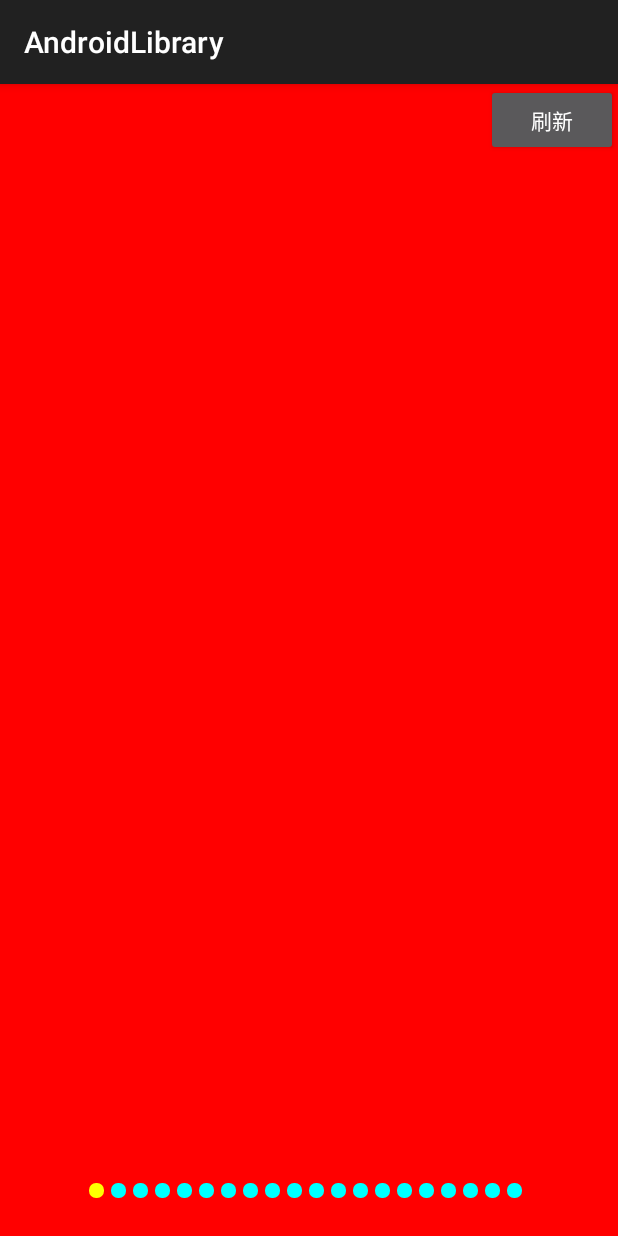
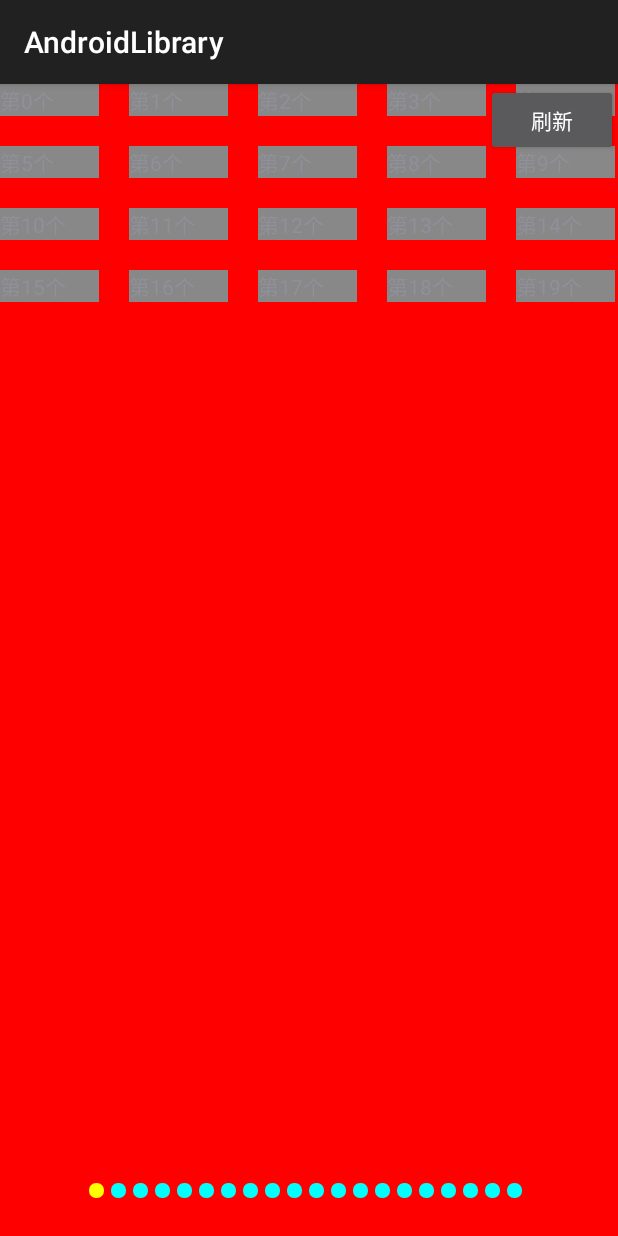
Before and after one commit to lhx546920268/AndroidLibrary, an Android app: the CyclePagerActivity screen opened directly, with no data from a screen before it, after a tap on "刷新", on a phone screen of 412 x 824 dp. Run offline under Robolectric (Android 15) with nearby library versions, the phone set to English and light mode, and no system bars.

Commit message:
修复 viewPager 存在 AbsListView  ReusablePagerAdapter notifyDataSetChanged 无效的问题

```diff
--- a/app/src/main/java/com/lhx/demo/viewPager/CyclePagerActivity.java
+++ b/app/src/main/java/com/lhx/demo/viewPager/CyclePagerActivity.java
@@ -16,6 +16,10 @@ import android.view.Menu;
 import android.view.MenuItem;
 import android.view.View;
 import android.view.ViewGroup;
+import android.widget.AbsListView;
+import android.widget.AdapterView;
+import android.widget.BaseAdapter;
+import android.widget.GridView;
 import android.widget.HorizontalScrollView;
 import android.widget.LinearLayout;
 import android.widget.TextView;
@@ -33,6 +37,8 @@ public class CyclePagerActivity extends AppCompatActivity {
     ViewPager viewPager;
     CyclePagerAdapter adapter;
     int count = 3;
+
+    boolean show = false;
 
     @Override
     protected void onCreate(@Nullable Bundle savedInstanceState) {
@@ -71,13 +77,66 @@ public class CyclePagerActivity extends AppCompatActivity {
 
                 if(convertView == null){
 
-                    LinearLayout linearLayout = new LinearLayout(getBaseContext());
-                    linearLayout.setWeightSum(4);
-                    ViewGroup.LayoutParams layoutParams = new ViewGroup.LayoutParams(ViewGroup.LayoutParams
-                            .MATCH_PARENT,
-                            100);
-                    linearLayout.setLayoutParams(layoutParams);
-                    convertView = linearLayout;
+//                    LinearLayout linearLayout = new LinearLayout(getBaseContext());
+//                    linearLayout.setWeightSum(4);
+//                    ViewGroup.LayoutParams layoutParams = new ViewGroup.LayoutParams(ViewGroup.LayoutParams
+//                            .MATCH_PARENT,
+//                            100);
+//                    linearLayout.setLayoutParams(layoutParams);
+//                    convertView = linearLayout;
+                    convertView = View.inflate(getBaseContext(), R.layout.page_item, null);
+                    ViewGroup.LayoutParams params = new ViewGroup.LayoutParams(720, 1280);
+                    convertView.setLayoutParams(params);
+
+                    final GridView gridView = (GridView)convertView.findViewById(R.id.grid_view);
+
+                    final BaseAdapter baseAdapter = new BaseAdapter() {
+                        @Override
+                        public int getCount() {
+                            return 20;
+                        }
+
+                        @Override
+                        public Object getItem(int position) {
+                            return null;
+                        }
+
+                        @Override
+                        public long getItemId(int position) {
+                            return 0;
+                        }
+
+                        @Override
+                        public View getView(int position, View convertView, ViewGroup parent) {
+                            if(convertView == null){
+                                TextView textView = new TextView(getBaseContext());
+
+                                convertView = textView;
+                            }
+
+                            TextView textView = (TextView)convertView;
+                            textView.setText("第" + position + "个");
+                            if(show){
+                                textView.setBackgroundColor(Color.LTGRAY);
+                            }else {
+                                textView.setBackgroundColor(Color.GRAY);
+                            }
+
+                            return textView;
+                        }
+                    };
+                    gridView.setAdapter(baseAdapter);
+
+                    gridView.setOnItemLongClickListener(new AdapterView.OnItemLongClickListener() {
+
+                        @Override
+                        public boolean onItemLongClick(AdapterView<?> parent, View view, int position, long id) {
+
+                            show = !show;
+                            adapter.notifyDataSetChanged();
+                            return true;
+                        }
+                    });
                 }
 
                 switch (position){
@@ -98,6 +157,10 @@ public class CyclePagerActivity extends AppCompatActivity {
                         break;
                 }
 
+                GridView gridView = (GridView)convertView.findViewById(R.id.grid_view);
+                BaseAdapter baseAdapter = (BaseAdapter)gridView.getAdapter();
+                baseAdapter.notifyDataSetChanged();
+
                 return convertView;
             }
 
@@ -116,17 +179,23 @@ public class CyclePagerActivity extends AppCompatActivity {
                     layoutParams.gravity = Gravity.CENTER_VERTICAL;
                     layoutParams.setMargins(10, 0, 10, 0);
                     textView.setLayoutParams(layoutParams);
-                    textView.setBackgroundColor(Color.GRAY);
+
                     convertView = textView;
                 }
 
                 TextView textView = (TextView)convertView;
                 textView.setText("第" + subviewPosition + "个");
+                if(show){
+                    textView.setBackgroundColor(Color.LTGRAY);
+                }else {
+                    textView.setBackgroundColor(Color.GRAY);
+                }
 
                 return textView;
             }
         };
-        adapter.setShouldAutoPlay(true);
+
+        adapter.setShouldAutoPlay(false);
 
         viewPager.setAdapter(adapter);
 
--- /dev/null
+++ b/app/src/main/res/layout/page_item.xml
@@ -0,0 +1,13 @@
+<?xml version="1.0" encoding="utf-8"?>
+<FrameLayout xmlns:android="http://schemas.android.com/apk/res/android"
+              android:layout_width="match_parent"
+              android:layout_height="match_parent">
+
+    <GridView
+        android:layout_width="match_parent"
+        android:layout_height="match_parent"
+        android:numColumns="5"
+        android:id="@+id/grid_view"
+        android:verticalSpacing="20dp"
+        android:horizontalSpacing="20dp"/>
+</FrameLayout>
--- a/library/src/main/java/com/lhx/library/viewPager/ReusablePagerAdapter.java
+++ b/library/src/main/java/com/lhx/library/viewPager/ReusablePagerAdapter.java
@@ -24,9 +24,6 @@ public abstract class ReusablePagerAdapter extends PagerAdapter implements ViewP
 
     //关联的viewPager
     protected ViewPager mViewPager;
-
-    //子视图数量，用于notify刷新
-    protected int mChildCount = 0;
 
     //当前显示出来的view
     private SparseArray<HashSet<View>> mVisibleViews = new SparseArray<>();
@@ -91,7 +88,7 @@ public abstract class ReusablePagerAdapter extends PagerAdapter implements ViewP
             }
 
             View view = (View)object;
-            view.setTag(R.integer.view_pager_position_tag_key, position);
+            view.setTag(R.integer.view_pager_position_tag_key, realPosition);
             container.addView(view);
             views.add(view);
 
@@ -182,17 +179,18 @@ public abstract class ReusablePagerAdapter extends PagerAdapter implements ViewP
 
     @Override
     public void notifyDataSetChanged() {
-        mChildCount = getCount();
         super.notifyDataSetChanged();
-    }
 
-    @Override
-    public int getItemPosition(Object object) {
-        if ( mChildCount > 0) {
-            mChildCount --;
-            return POSITION_NONE;
+        //viewPager 本身是不会刷新的，要手动刷新可见视图
+        for(int i = 0;i < mVisibleViews.size();i ++){
+            HashSet<View> viewHashSet = mVisibleViews.get(mVisibleViews.keyAt(i));
+            Iterator<View> iterator = viewHashSet.iterator();
+            while (iterator.hasNext()){
+                View view = iterator.next();
+                int position = (int)view.getTag(R.integer.view_pager_position_tag_key);
+                instantiateItemForRealPosition(view, position, getViewType(position));
+            }
         }
-        return super.getItemPosition(object);
     }
 
     //移动到第一个位置
@@ -317,4 +315,5 @@ public abstract class ReusablePagerAdapter extends PagerAdapter implements ViewP
 
     }
 
+
 }
```
